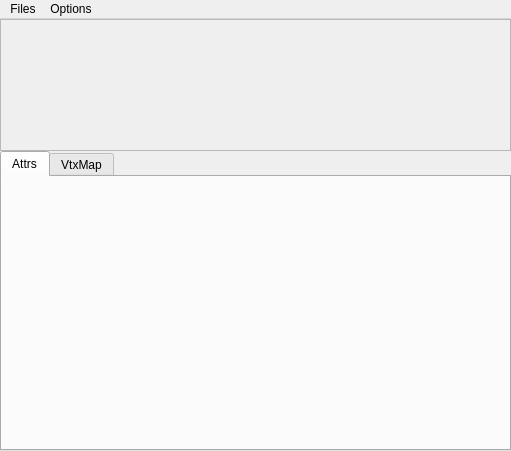
Before: the Qt Designer form tools/maya/cloth/clothEditor/ud/clothEditor.ui in snaress/studio, drawn with Qt 5.
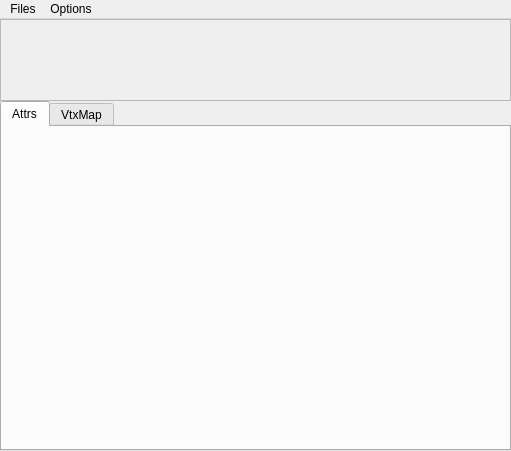
After: the same form once the commit is applied.

Patch:
```diff
--- a/tools/maya/cloth/clothEditor/ud/clothEditor.ui
+++ b/tools/maya/cloth/clothEditor/ud/clothEditor.ui
@@ -43,7 +43,7 @@
         <property name="maximumSize">
          <size>
           <width>16777215</width>
-          <height>300</height>
+          <height>350</height>
          </size>
         </property>
         <property name="currentIndex">
```
